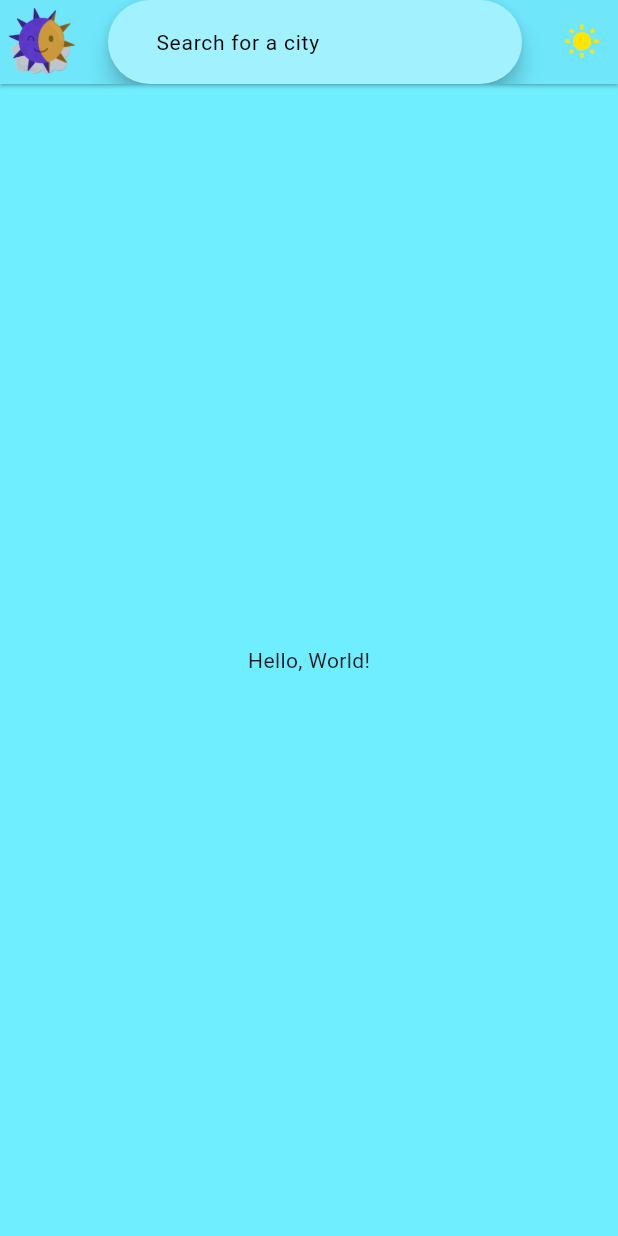
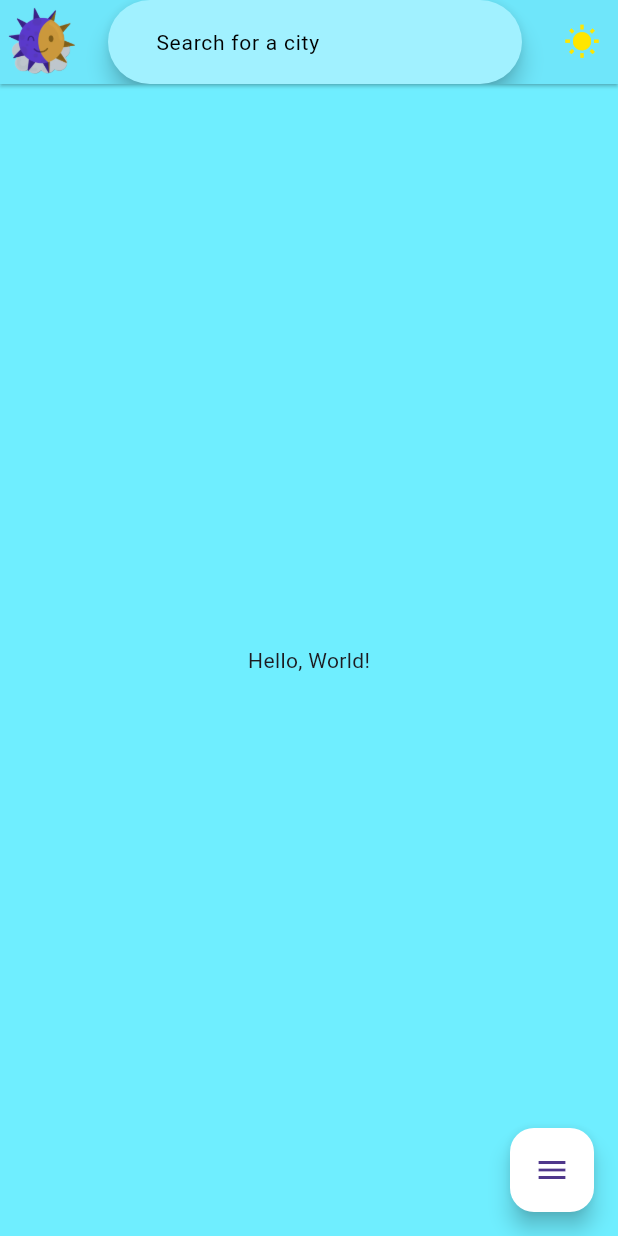
Before and after one commit to Arashrhmni/WeatherApp, a Flutter app: the screen it shows after launch, on a phone screen of 412 x 824 dp. Run offline on Flutter 3.47's test engine with Material 3 defaults, Android fonts, the phone set to English and light mode, and no system bars.

Commit message:
Update home.dart

```diff
--- a/weatherfull/lib/home.dart
+++ b/weatherfull/lib/home.dart
@@ -1,5 +1,5 @@
 import 'package:flutter/material.dart';
-
+import 'screen2.dart';
 import 'themedata.dart';
 
 int themeNumber = 0;
@@ -18,6 +18,16 @@ class _HomeScreenState extends State<HomeScreen> {
   Widget build(BuildContext context) {
     return SafeArea(
         child: Scaffold(
+          floatingActionButton: FloatingActionButton(
+          onPressed: () {
+            Navigator.push(
+              context,
+              MaterialPageRoute(builder: (context) => const Screen2()),
+              );
+            },
+            child: Icon(Icons.menu),
+            backgroundColor: Color.fromARGB(255, 255, 255, 255),
+          ),
           appBar: AppBar(
             backgroundColor: data[0],
             shadowColor: Colors.black,
```
